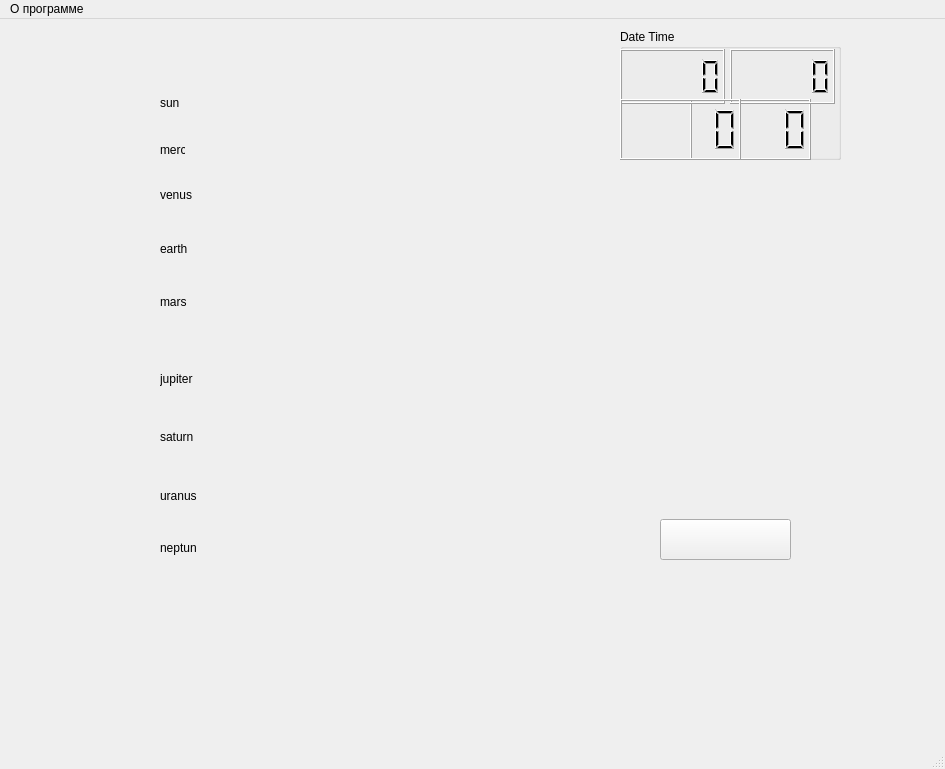
The window that Syzygy/mainwindow.ui (maxpe3447/SyZyGy) describes before a commit, drawn with Qt 5.
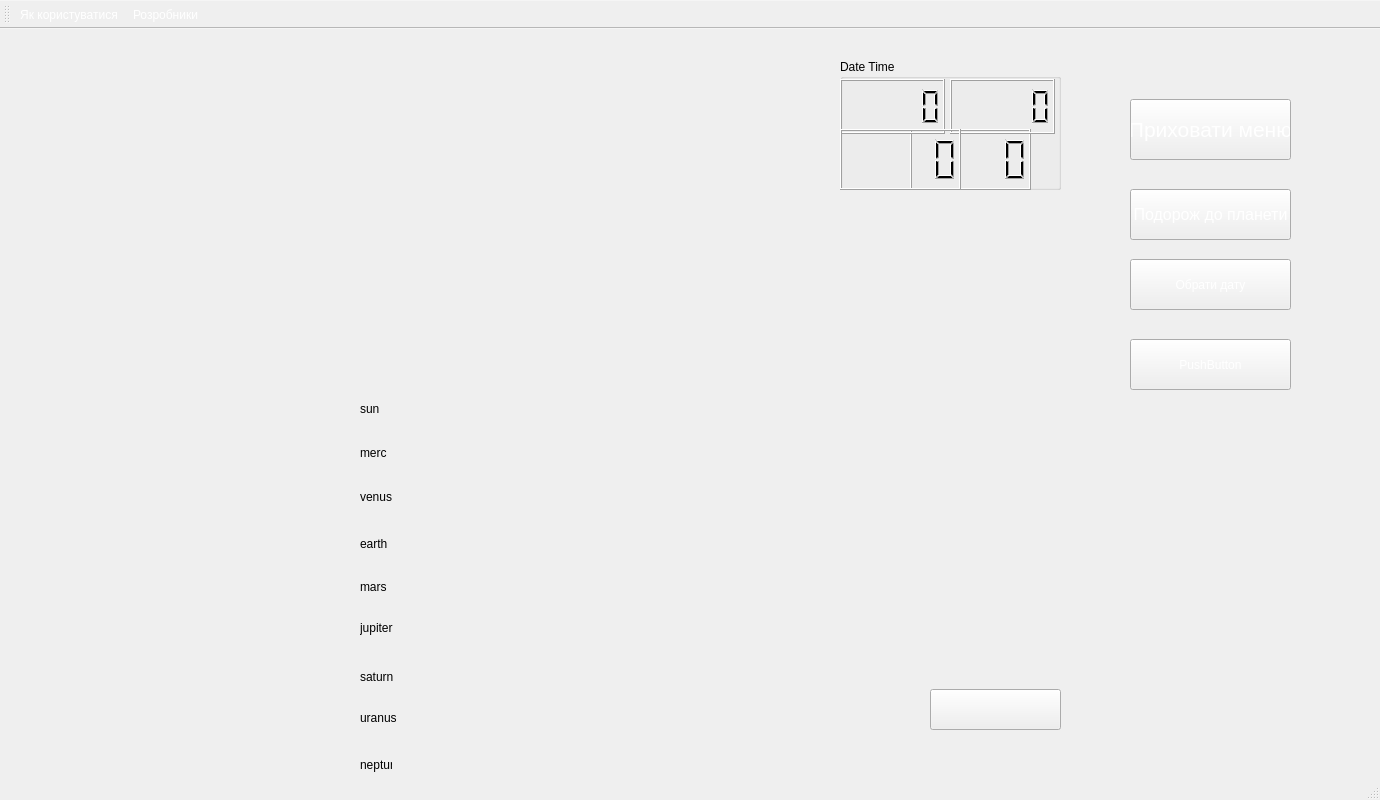
The same window after the commit. Icons and pictures are not drawn.

The edit to the form file:
```diff
--- a/Syzygy/mainwindow.ui
+++ b/Syzygy/mainwindow.ui
@@ -6,8 +6,8 @@
    <rect>
     <x>0</x>
     <y>0</y>
-    <width>945</width>
-    <height>769</height>
+    <width>1380</width>
+    <height>800</height>
    </rect>
   </property>
   <property name="windowTitle">
@@ -23,10 +23,10 @@
    <widget class="QLabel" name="earth">
     <property name="geometry">
      <rect>
-      <x>160</x>
-      <y>210</y>
-      <width>40</width>
-      <height>40</height>
+      <x>360</x>
+      <y>498</y>
+      <width>33</width>
+      <height>33</height>
      </rect>
     </property>
     <property name="text">
@@ -36,10 +36,10 @@
    <widget class="QLabel" name="jupiter">
     <property name="geometry">
      <rect>
-      <x>160</x>
-      <y>338</y>
-      <width>43</width>
-      <height>43</height>
+      <x>360</x>
+      <y>580</y>
+      <width>37</width>
+      <height>37</height>
      </rect>
     </property>
     <property name="text">
@@ -49,10 +49,10 @@
    <widget class="QLabel" name="mars">
     <property name="geometry">
      <rect>
-      <x>160</x>
-      <y>265</y>
-      <width>35</width>
-      <height>35</height>
+      <x>360</x>
+      <y>543</y>
+      <width>30</width>
+      <height>30</height>
      </rect>
     </property>
     <property name="text">
@@ -62,10 +62,10 @@
    <widget class="QLabel" name="mercury">
     <property name="geometry">
      <rect>
-      <x>160</x>
-      <y>118</y>
-      <width>25</width>
-      <height>25</height>
+      <x>360</x>
+      <y>410</y>
+      <width>27</width>
+      <height>27</height>
      </rect>
     </property>
     <property name="text">
@@ -75,10 +75,10 @@
    <widget class="QLabel" name="neptune">
     <property name="geometry">
      <rect>
-      <x>160</x>
-      <y>511</y>
-      <width>36</width>
-      <height>36</height>
+      <x>360</x>
+      <y>720</y>
+      <width>32</width>
+      <height>32</height>
      </rect>
     </property>
     <property name="text">
@@ -88,10 +88,10 @@
    <widget class="QLabel" name="saturn">
     <property name="geometry">
      <rect>
-      <x>160</x>
-      <y>398</y>
-      <width>40</width>
-      <height>40</height>
+      <x>360</x>
+      <y>630</y>
+      <width>35</width>
+      <height>35</height>
      </rect>
     </property>
     <property name="text">
@@ -101,10 +101,10 @@
    <widget class="QLabel" name="sun">
     <property name="geometry">
      <rect>
-      <x>160</x>
-      <y>60</y>
-      <width>47</width>
-      <height>47</height>
+      <x>360</x>
+      <y>360</y>
+      <width>40</width>
+      <height>40</height>
      </rect>
     </property>
     <property name="text">
@@ -114,8 +114,8 @@
    <widget class="QLabel" name="uranus">
     <property name="geometry">
      <rect>
-      <x>160</x>
-      <y>458</y>
+      <x>360</x>
+      <y>670</y>
       <width>37</width>
       <height>37</height>
      </rect>
@@ -127,10 +127,10 @@
    <widget class="QLabel" name="venus">
     <property name="geometry">
      <rect>
-      <x>160</x>
-      <y>157</y>
-      <width>37</width>
-      <height>37</height>
+      <x>360</x>
+      <y>452</y>
+      <width>32</width>
+      <height>32</height>
      </rect>
     </property>
     <property name="text">
@@ -140,8 +140,8 @@
    <widget class="QPushButton" name="pbMenu">
     <property name="geometry">
      <rect>
-      <x>660</x>
-      <y>500</y>
+      <x>930</x>
+      <y>660</y>
       <width>131</width>
       <height>41</height>
      </rect>
@@ -153,8 +153,8 @@
    <widget class="QGroupBox" name="groupBox">
     <property name="geometry">
      <rect>
-      <x>620</x>
-      <y>10</y>
+      <x>840</x>
+      <y>30</y>
       <width>221</width>
       <height>131</height>
      </rect>
@@ -215,7 +215,7 @@
    <widget class="QPushButton" name="pbDisMenu">
     <property name="geometry">
      <rect>
-      <x>970</x>
+      <x>1130</x>
       <y>70</y>
       <width>161</width>
       <height>61</height>
@@ -236,7 +236,7 @@
    <widget class="QPushButton" name="pbTravelToPlanet">
     <property name="geometry">
      <rect>
-      <x>970</x>
+      <x>1130</x>
       <y>160</y>
       <width>161</width>
       <height>51</height>
@@ -257,7 +257,7 @@
    <widget class="QPushButton" name="pbSetDate">
     <property name="geometry">
      <rect>
-      <x>970</x>
+      <x>1130</x>
       <y>230</y>
       <width>161</width>
       <height>51</height>
@@ -273,7 +273,7 @@
    <widget class="QPushButton" name="pb__">
     <property name="geometry">
      <rect>
-      <x>970</x>
+      <x>1130</x>
       <y>310</y>
       <width>161</width>
       <height>51</height>
@@ -302,31 +302,30 @@
    <zorder>pb__</zorder>
    <zorder>pbDisMenu</zorder>
   </widget>
-  <widget class="QMenuBar" name="menubar">
-   <property name="geometry">
-    <rect>
-     <x>0</x>
-     <y>0</y>
-     <width>945</width>
-     <height>21</height>
-    </rect>
-   </property>
-   <widget class="QMenu" name="menu">
-    <property name="title">
-     <string>О программе </string>
-    </property>
-    <addaction name="action"/>
-    <addaction name="action_2"/>
-   </widget>
-   <addaction name="menu"/>
-  </widget>
   <widget class="QStatusBar" name="statusBar"/>
-  <action name="action">
+  <widget class="QToolBar" name="toolBar">
+   <property name="windowTitle">
+    <string>toolBar</string>
+   </property>
+   <property name="styleSheet">
+    <string notr="true">background: transparent;
+color: rgb(255, 255, 255);</string>
+   </property>
+   <attribute name="toolBarArea">
+    <enum>TopToolBarArea</enum>
+   </attribute>
+   <attribute name="toolBarBreak">
+    <bool>false</bool>
+   </attribute>
+   <addaction name="aboutProg"/>
+   <addaction name="dvlprs"/>
+  </widget>
+  <action name="dvlprs">
    <property name="text">
     <string>Розробники</string>
    </property>
   </action>
-  <action name="action_2">
+  <action name="aboutProg">
    <property name="text">
     <string>Як користуватися...</string>
    </property>
```
